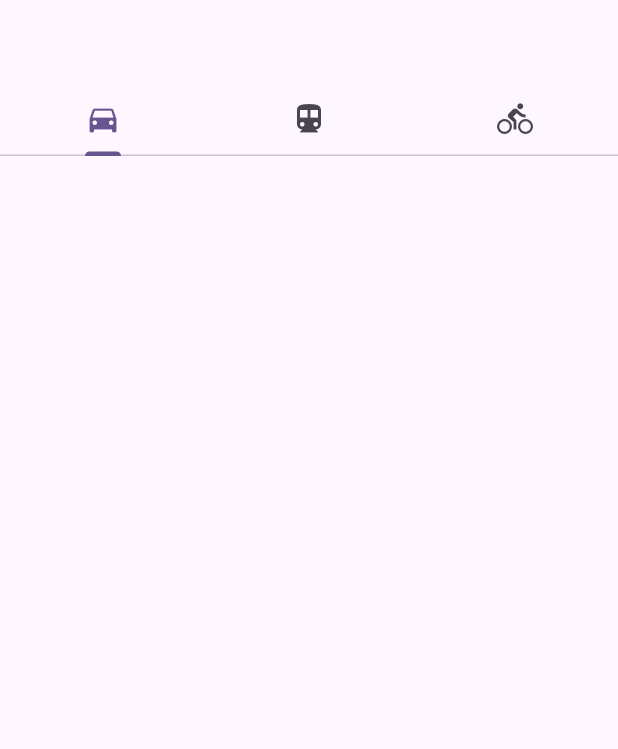
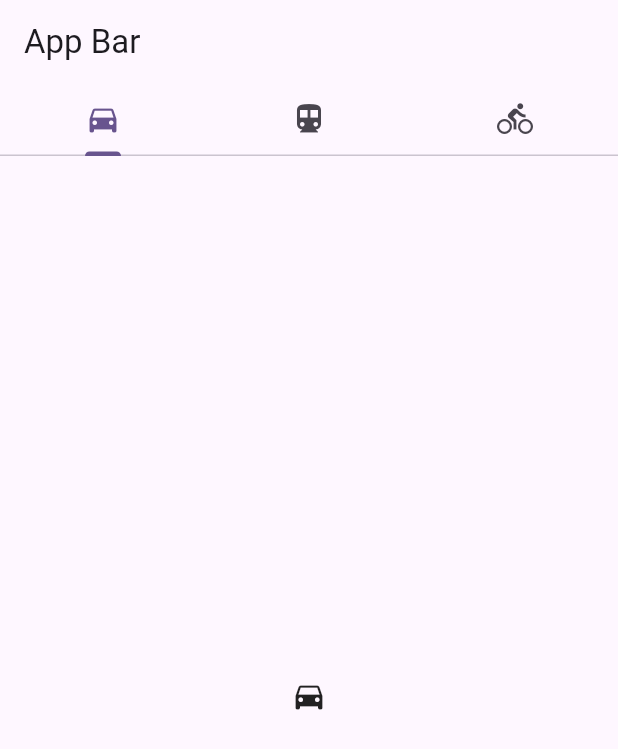
Before and after one commit to handoiditu1508/flutter-test_drive, a Flutter app: the screen it shows after launch, on a phone screen of 412 x 824 dp. Shown: the top 749 px of the screen. Run offline on Flutter 3.47's test engine with Material 3 defaults, Android fonts, the phone set to English and light mode, and no system bars.

Commit message:
Create content for each tab

```diff
--- a/lib/main.dart
+++ b/lib/main.dart
@@ -39,6 +39,14 @@ class MyHomePage extends StatelessWidget {
               Tab(icon: Icon(Icons.directions_bike)),
             ],
           ),
+          title: const Text('App Bar'),
+        ),
+        body: const TabBarView(
+          children: [
+            Icon(Icons.directions_car),
+            Icon(Icons.directions_transit),
+            Icon(Icons.directions_bike),
+          ],
         ),
       ),
     );
```
